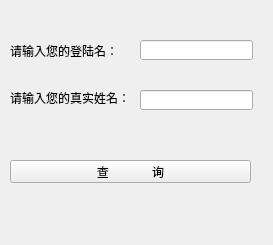
The window that Deca/login/find_password.ui (summerfll/wms) describes before a commit, drawn with Qt 5.
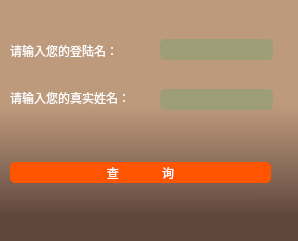
The same window after the commit.

Commit message: v2.12 美化登录界面

The edit to the form file:
```diff
--- a/Deca/login/find_password.ui
+++ b/Deca/login/find_password.ui
@@ -6,13 +6,16 @@
    <rect>
     <x>0</x>
     <y>0</y>
-    <width>273</width>
-    <height>245</height>
+    <width>298</width>
+    <height>241</height>
    </rect>
   </property>
   <property name="windowTitle">
    <string>Form</string>
   </property>
+  <property name="styleSheet">
+   <string notr="true">background-color: qlineargradient(spread:pad, x1:0.500273, y1:0.438, x2:0.500727, y2:0.909, stop:0 rgba(190, 154, 124, 255), stop:0.971591 rgba(96, 71, 62, 255));</string>
+  </property>
   <widget class="QLabel" name="label">
    <property name="geometry">
     <rect>
@@ -22,6 +25,12 @@
      <height>21</height>
     </rect>
    </property>
+   <property name="styleSheet">
+    <string notr="true">font: 75 10pt &quot;楷体&quot;;
+color: rgb(255, 255, 255);
+background-color:rgb(190, 154, 124, 255);
+</string>
+   </property>
    <property name="text">
     <string>请输入您的登陆名：</string>
    </property>
@@ -29,22 +38,33 @@
   <widget class="QLineEdit" name="lineEdit">
    <property name="geometry">
     <rect>
-     <x>140</x>
-     <y>40</y>
+     <x>160</x>
+     <y>39</y>
      <width>113</width>
-     <height>20</height>
+     <height>21</height>
     </rect>
    </property>
+   <property name="styleSheet">
+    <string notr="true">border-radius:5px;padding:2px 4px;
+font: 75 10pt &quot;楷体&quot;;
+background-color:rgb(158, 158, 118);
+color: rgb(255, 255, 255);</string>
+   </property>
   </widget>
   <widget class="QLabel" name="label_2">
    <property name="geometry">
     <rect>
      <x>10</x>
      <y>90</y>
-     <width>121</width>
+     <width>141</width>
      <height>16</height>
     </rect>
    </property>
+   <property name="styleSheet">
+    <string notr="true">font: 75 10pt &quot;楷体&quot;;
+color: rgb(255, 255, 255);
+background-color:rgb(190, 154, 124, 255);</string>
+   </property>
    <property name="text">
     <string>请输入您的真实姓名：</string>
    </property>
@@ -52,22 +72,72 @@
   <widget class="QLineEdit" name="lineEdit_2">
    <property name="geometry">
     <rect>
-     <x>140</x>
-     <y>90</y>
+     <x>160</x>
+     <y>89</y>
      <width>113</width>
-     <height>20</height>
+     <height>21</height>
     </rect>
    </property>
+   <property name="styleSheet">
+    <string notr="true">border-radius:5px;padding:2px 4px;
+font: 75 10pt &quot;楷体&quot;;
+background-color:rgb(158, 158, 118);
+color: rgb(255, 255, 255);</string>
+   </property>
   </widget>
   <widget class="QPushButton" name="pushButton">
    <property name="geometry">
     <rect>
      <x>10</x>
-     <y>160</y>
-     <width>241</width>
-     <height>23</height>
+     <y>162</y>
+     <width>261</width>
+     <height>21</height>
     </rect>
    </property>
+   <property name="styleSheet">
+    <string notr="true">
+QPushButton{  
+color:rgb(255, 255, 255);
+font: 75 10pt &quot;微软雅黑&quot;;
+border-style:solid;  
+background-color:rgb(255, 85, 0);
+border-radius:5px;padding:2px 4px;/*border-radius控制圆角大小*/  
+}  
+QPushButton:hover{  /*鼠标放上后*/  
+color:rgb(255, 255, 255);  
+min-height:20;  
+border-style:solid;  
+border-top-left-radius:2px;  
+border-top-right-radius:2px;  
+background-color:rgb(190, 154, 124, 255);
+border:1px;  
+border-radius:5px;padding:2px 4px;  
+}  
+QPushButton:pressed{ /*按下按钮后*/  
+color:rgb(255, 255, 255);  
+min-height:20;  
+border-style:solid;  
+border-top-left-radius:2px;  
+border-top-right-radius:2px;  
+background: qlineargradient(x1: 0, y1: 0, x2: 0, y2: 1, stop:0 rgb(226,236,241),   
+                            stop: 0.3 rgb(190,190,190),  
+                              stop: 1 rgb(160,160,160));  
+border:1px;  
+border-radius:5px;padding:2px 4px;  
+}  
+QPushButton:checked{    /*选中后*/  
+color:rgb(255, 255, 255);  
+min-height:20;  
+border-style:solid;  
+border-top-left-radius:2px;  
+border-top-right-radius:2px;  
+background: qlineargradient(x1: 0, y1: 0, x2: 0, y2: 1, stop:0 rgb(226,236,241),   
+                            stop: 0.3 rgb(190,190,190),  
+                              stop: 1 rgb(160,160,160));  
+border:1px;  
+border-radius:5px;padding:2px 4px;  
+}  </string>
+   </property>
    <property name="text">
     <string>查             询</string>
    </property>
```
The commit also changes 4 other files.
